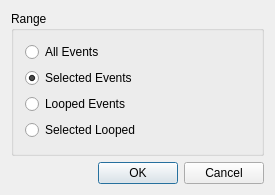
First picture: the form in muse2/muse/widgets/function_dialogs/removebase.ui, repository emrum/muse, before the edit.
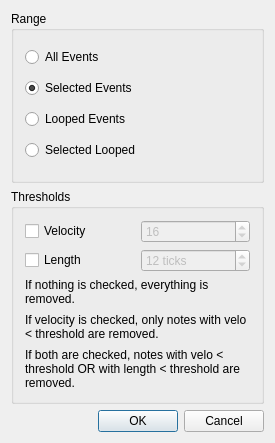
Second picture: the form after the edit.

Commit message: the "remove" function now supports velo- and length-thresholds

What changed in the file:
```diff
--- a/muse2/muse/widgets/function_dialogs/removebase.ui
+++ b/muse2/muse/widgets/function_dialogs/removebase.ui
@@ -10,7 +10,7 @@
     <x>0</x>
     <y>0</y>
     <width>275</width>
-    <height>195</height>
+    <height>443</height>
    </rect>
   </property>
   <property name="windowTitle">
@@ -69,6 +69,101 @@
      </layout>
     </widget>
    </item>
+   <item>
+    <widget class="QGroupBox" name="groupBox_2">
+     <property name="title">
+      <string>Thresholds</string>
+     </property>
+     <property name="flat">
+      <bool>false</bool>
+     </property>
+     <property name="checkable">
+      <bool>false</bool>
+     </property>
+     <layout class="QGridLayout" name="gridLayout">
+      <property name="margin">
+       <number>11</number>
+      </property>
+      <property name="spacing">
+       <number>6</number>
+      </property>
+      <item row="0" column="1">
+       <widget class="QSpinBox" name="velo_spinbox">
+        <property name="enabled">
+         <bool>false</bool>
+        </property>
+        <property name="accelerated">
+         <bool>true</bool>
+        </property>
+        <property name="suffix">
+         <string/>
+        </property>
+        <property name="minimum">
+         <number>0</number>
+        </property>
+        <property name="maximum">
+         <number>127</number>
+        </property>
+        <property name="singleStep">
+         <number>1</number>
+        </property>
+        <property name="value">
+         <number>16</number>
+        </property>
+       </widget>
+      </item>
+      <item row="1" column="1">
+       <widget class="QSpinBox" name="len_spinbox">
+        <property name="enabled">
+         <bool>false</bool>
+        </property>
+        <property name="suffix">
+         <string> ticks</string>
+        </property>
+        <property name="maximum">
+         <number>10000</number>
+        </property>
+        <property name="value">
+         <number>12</number>
+        </property>
+       </widget>
+      </item>
+      <item row="0" column="0">
+       <widget class="QCheckBox" name="velo_checkbox">
+        <property name="text">
+         <string>Velocity</string>
+        </property>
+       </widget>
+      </item>
+      <item row="1" column="0">
+       <widget class="QCheckBox" name="len_checkbox">
+        <property name="text">
+         <string>Length</string>
+        </property>
+       </widget>
+      </item>
+      <item row="2" column="0" colspan="2">
+       <widget class="QLabel" name="label">
+        <property name="text">
+         <string>&lt;!DOCTYPE HTML PUBLIC &quot;-//W3C//DTD HTML 4.0//EN&quot; &quot;http://www.w3.org/TR/REC-html40/strict.dtd&quot;&gt;
+&lt;html&gt;&lt;head&gt;&lt;meta name=&quot;qrichtext&quot; content=&quot;1&quot; /&gt;&lt;style type=&quot;text/css&quot;&gt;
+p, li { white-space: pre-wrap; }
+&lt;/style&gt;&lt;/head&gt;&lt;body style=&quot; font-family:'Sans'; font-size:9pt; font-weight:400; font-style:normal;&quot;&gt;
+&lt;p style=&quot; margin-top:0px; margin-bottom:7px; margin-left:0px; margin-right:0px; -qt-block-indent:0; text-indent:0px;&quot;&gt;If nothing is checked, everything is removed.&lt;/p&gt;
+&lt;p style=&quot; margin-top:0px; margin-bottom:7px; margin-left:0px; margin-right:0px; -qt-block-indent:0; text-indent:0px;&quot;&gt;If velocity is checked, only notes with velo &amp;lt; threshold are removed.&lt;/p&gt;
+&lt;p style=&quot; margin-top:0px; margin-bottom:0px; margin-left:0px; margin-right:0px; -qt-block-indent:0; text-indent:0px;&quot;&gt;If both are checked, notes with velo &amp;lt; threshold OR with length &amp;lt; threshold are removed.&lt;/p&gt;&lt;/body&gt;&lt;/html&gt;</string>
+        </property>
+        <property name="textFormat">
+         <enum>Qt::AutoText</enum>
+        </property>
+        <property name="wordWrap">
+         <bool>true</bool>
+        </property>
+       </widget>
+      </item>
+     </layout>
+    </widget>
+   </item>
    <item>
     <layout class="QHBoxLayout" name="horizontalLayout">
      <property name="spacing">
```
Left out of the diff: 32 changed lines with no effect on the pictures. The commit also changes 5 other files.
